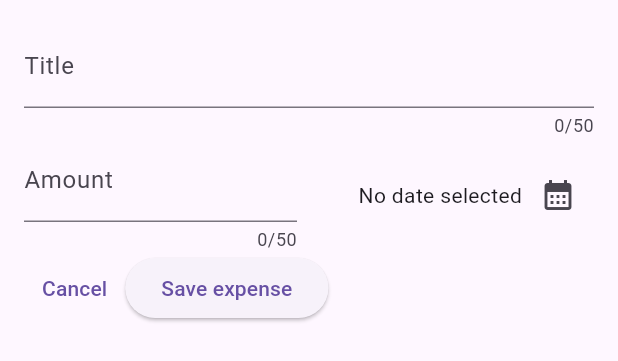
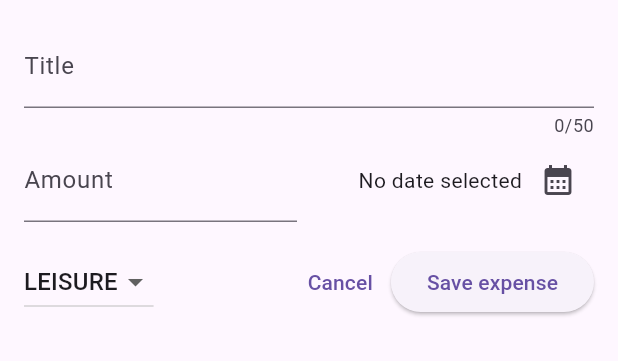
Before and after one commit to deepBn/expense_tracker, a Flutter app: the NewExpense widget shown alone on an empty page, opened directly, on a phone screen of 412 x 824 dp. Shown: the top 361 px of the screen. Run offline on Flutter 3.47's test engine with Material 2 defaults, Android fonts, the phone set to English and light mode, and no system bars.

Commit message:
Added dropdown button

```diff
--- a/lib/widgets/new_expense.dart
+++ b/lib/widgets/new_expense.dart
@@ -1,5 +1,6 @@
 import 'package:flutter/material.dart';
 import 'package:intl/intl.dart';
+import 'package:expense_tracker/models/expense.dart';
 
 final formatter = DateFormat.yMd();
 
@@ -16,6 +17,7 @@ class _NewExpenseState extends State<NewExpense> {
   final _titleController = TextEditingController();
   final _amountController = TextEditingController();
   DateTime? _selectedDate;
+  Category _selectedCategory = Category.leisure;
 
   void _presetDatePicker() async {
     final now = DateTime.now();
@@ -57,7 +59,6 @@ class _NewExpenseState extends State<NewExpense> {
               Expanded(
                 child: TextField(
                   controller: _amountController,
-                  maxLength: 50,
                   keyboardType: TextInputType.number,
                   decoration: const InputDecoration(
                     prefixText: '\$',
@@ -87,8 +88,33 @@ class _NewExpenseState extends State<NewExpense> {
               )
             ],
           ),
+          const SizedBox(
+            height: 16,
+          ),
           Row(
             children: [
+              DropdownButton(
+                value: _selectedCategory,
+                items: Category.values
+                    .map(
+                      (category) => DropdownMenuItem(
+                        value: category,
+                        child: Text(
+                          category.name.toUpperCase(),
+                        ),
+                      ),
+                    )
+                    .toList(),
+                onChanged: (value) {
+                  if (value == null) {
+                    return;
+                  }
+                  setState(() {
+                    _selectedCategory = value;
+                  });
+                },
+              ),
+              const Spacer(),
               TextButton(
                 onPressed: () {
                   Navigator.pop(context);
```
